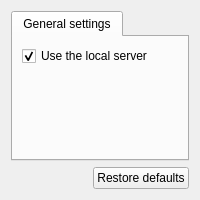
Qt form gns3/modules/qemu/ui/qemu_preferences_page.ui (GNS3/gns3-gui) before a commit.
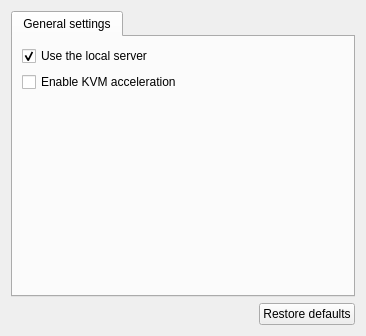
The same form after that commit.

Commit message: Moves KVM setting to Qemu preferences.

```diff
--- a/gns3/modules/qemu/ui/qemu_preferences_page.ui
+++ b/gns3/modules/qemu/ui/qemu_preferences_page.ui
@@ -6,8 +6,8 @@
    <rect>
     <x>0</x>
     <y>0</y>
-    <width>200</width>
-    <height>200</height>
+    <width>366</width>
+    <height>336</height>
    </rect>
   </property>
   <property name="windowTitle">
@@ -37,6 +37,13 @@
          </property>
         </widget>
        </item>
+       <item>
+        <widget class="QCheckBox" name="uiKVMAccelerationCheckBox">
+         <property name="text">
+          <string>Enable KVM acceleration</string>
+         </property>
+        </widget>
+       </item>
        <item>
         <spacer name="verticalSpacer">
          <property name="orientation">
```
The commit also changes 13 other files.
